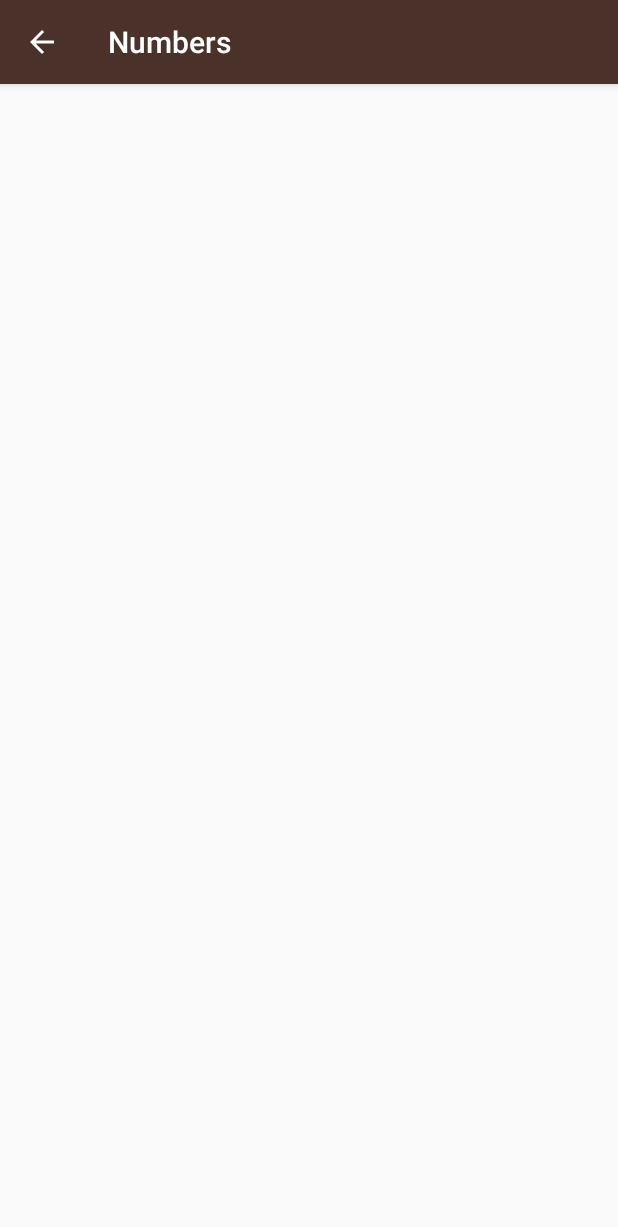
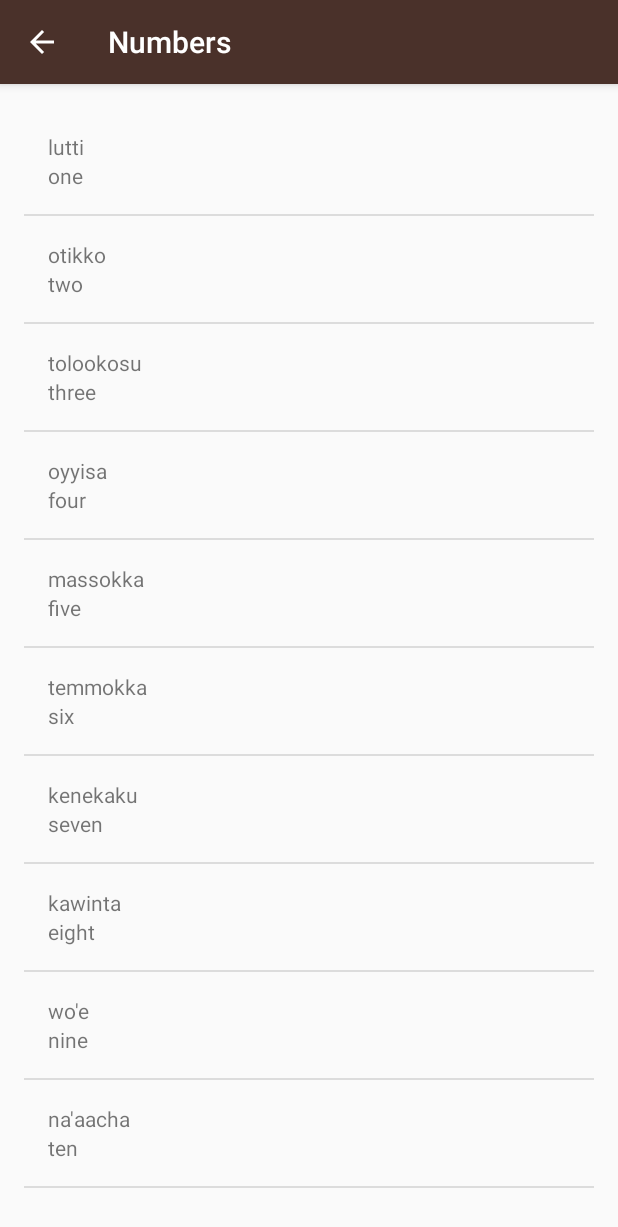
Before and after one commit to musti2304/udacity_miwok_lang, an Android app: the NumbersActivity screen opened directly, with no data from a screen before it, on a phone screen of 412 x 824 dp. Shown: the top 1227 px of the screen. Run offline under Robolectric (Android 15) with nearby library versions, the phone set to English and light mode, and no system bars.

Commit message:
implemented custom Adapter

```diff
--- a/app/src/main/java/com/example/android/miwok/NumbersActivity.java
+++ b/app/src/main/java/com/example/android/miwok/NumbersActivity.java
@@ -2,7 +2,6 @@ package com.example.android.miwok;
 
 import android.os.Bundle;
 import android.support.v7.app.AppCompatActivity;
-import android.widget.ArrayAdapter;
 import android.widget.ListView;
 
 import java.util.ArrayList;
@@ -26,11 +25,11 @@ public class NumbersActivity extends AppCompatActivity {
         words.add(new Word("nine", "wo'e"));
         words.add(new Word("ten", "na'aacha"));
 
-        WordAdapter adapter = new WordAdapter(this, words);
+        WordAdapter wordAdapter = new WordAdapter(this, words);
 
         ListView listView = (ListView) findViewById(R.id.list);
 
-        listView.setAdapter(adapter);
+        listView.setAdapter(wordAdapter);
         /*
         LinearLayout rootView = (LinearLayout) findViewById(R.id.rootView);
         for(int index = 0; index < words.size(); index++) {
--- a/app/src/main/java/com/example/android/miwok/WordAdapter.java
+++ b/app/src/main/java/com/example/android/miwok/WordAdapter.java
@@ -1,10 +1,14 @@
 package com.example.android.miwok;
 
-import android.content.Context;
+import android.app.Activity;
 import android.support.annotation.NonNull;
+import android.view.LayoutInflater;
 import android.view.View;
 import android.view.ViewGroup;
 import android.widget.ArrayAdapter;
+import android.widget.TextView;
+
+import java.util.ArrayList;
 
 /**
  * Created by myousef on 02.11.16.
@@ -12,14 +16,29 @@ import android.widget.ArrayAdapter;
 
 public class WordAdapter extends ArrayAdapter<Word> {
 
-
-    public WordAdapter(Context context, ArrayAdapter<Word>) {
-
+    public WordAdapter(Activity context, ArrayList<Word> words) {
+        super(context, 0, words);
     }
 
     @NonNull
     @Override
     public View getView(int position, View convertView, ViewGroup parent) {
-        return super.getView(position, convertView, parent);
+        // Check if the existing view is being reused, otherwise inflate the view
+        View listItemView = convertView;
+        if(listItemView == null) {
+            listItemView = LayoutInflater.from(getContext()).inflate(R.layout.list_item, parent, false);
+        }
+
+        Word currentWord = getItem(position);
+
+        TextView defaulWordTextView = (TextView) listItemView.findViewById(R.id.default_text_view);
+        defaulWordTextView.setText(currentWord.getDefaultTranslation());
+
+        TextView miwokWordTextView = (TextView) listItemView.findViewById(R.id.miwok_text_view);
+        miwokWordTextView.setText(currentWord.getMiwokTranslation());
+
+
+
+        return listItemView;
     }
 }
```
